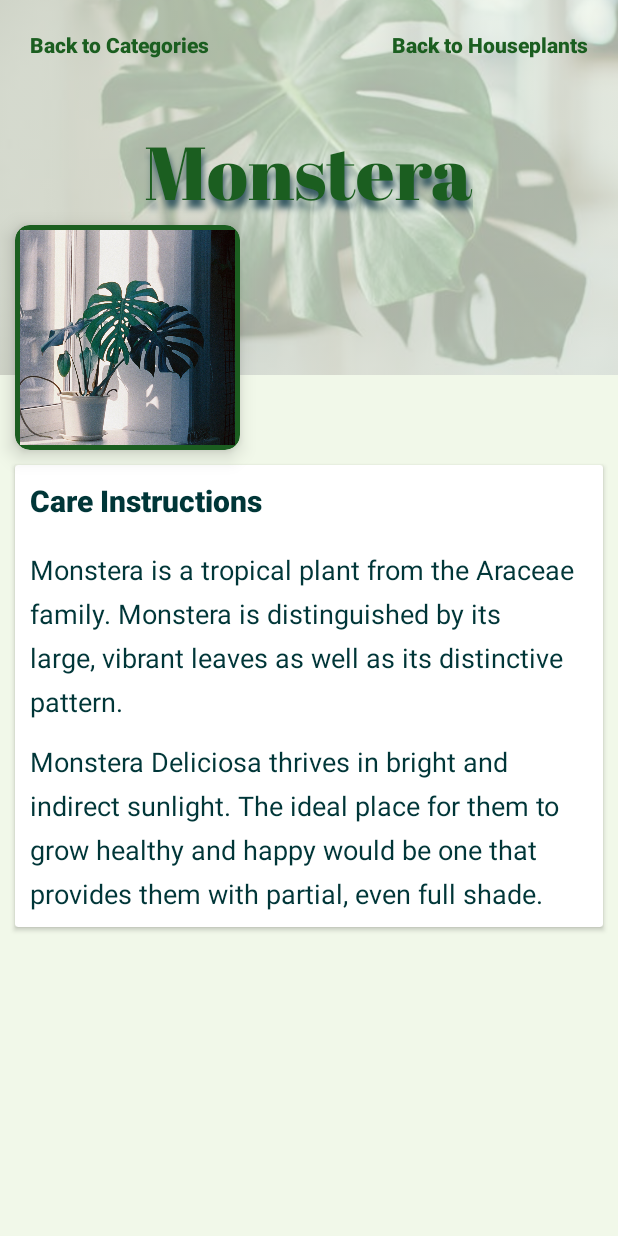
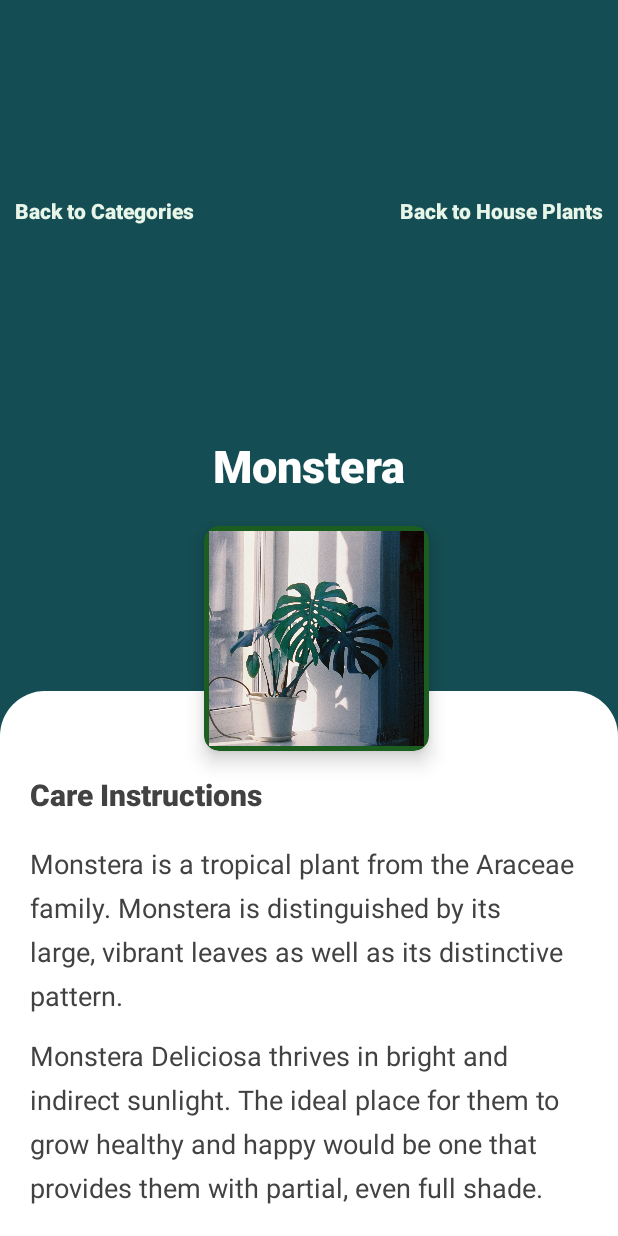
Before and after one commit to TatianaPas/Android-assignment, an Android app: the HousePlants screen opened directly, with no data from a screen before it, after a tap on "Monstera", on a phone screen of 412 x 824 dp. Run offline under Robolectric (Android 15) with nearby library versions, the phone set to English and light mode, and no system bars.

Commit message:
change house plants view

```diff
--- a/app/src/main/AndroidManifest.xml
+++ b/app/src/main/AndroidManifest.xml
@@ -9,6 +9,9 @@
         android:roundIcon="@mipmap/ic_launcher_round"
         android:supportsRtl="true"
         android:theme="@style/Theme.AssignmentProjectTatianaPasechnik">
+        <activity
+            android:name=".HousePlantDescription"
+            android:exported="false" />
         <activity
             android:name=".SuculentDescription"
             android:exported="false" />
--- /dev/null
+++ b/app/src/main/java/com/example/assignmentprojecttatianapasechnik/HousePlantDescription.java
@@ -0,0 +1,63 @@
+package com.example.assignmentprojecttatianapasechnik;
+
+import androidx.appcompat.app.AppCompatActivity;
+
+import android.content.Intent;
+import android.os.Bundle;
+import android.view.View;
+import android.widget.ImageView;
+import android.widget.TextView;
+
+public class HousePlantDescription extends AppCompatActivity {
+
+    TextView plantHeadign;
+    ImageView plantPhoto;
+    TextView description1;
+    TextView description2;
+
+
+    @Override
+    protected void onCreate(Bundle savedInstanceState) {
+        super.onCreate(savedInstanceState);
+        setContentView(R.layout.activity_house_plant_description);
+        Bundle bundle = getIntent().getExtras();
+        if(bundle!=null)
+        {
+
+            //Set data according to plant clicked
+            plantHeadign=findViewById(R.id.plant_heading);
+            plantHeadign.setText(getIntent().getStringExtra("PlantHeading"));
+
+            plantPhoto = findViewById(R.id.picture);
+            plantPhoto.setImageResource((bundle.getInt("PlantPhoto")));
+
+            description1= findViewById(R.id.firstDescription);
+            description1.setText(bundle.getString("description1"));
+
+            description2 = findViewById(R.id.secondDescription);
+            description2.setText(bundle.getString("description2"));
+
+            TextView mainPage = (TextView) findViewById(R.id.backToMain);
+            mainPage.setOnClickListener(backToMain);
+            TextView categoryPage = (TextView) findViewById(R.id.backToCategory);
+            categoryPage.setOnClickListener(backToCategory);
+        }
+
+    }
+
+
+    View.OnClickListener backToMain = new View.OnClickListener(){
+        public void onClick(View view) {
+            Intent mainPageView = new Intent(getBaseContext(),MainActivity.class);
+            startActivity(mainPageView);
+        }
+    };
+
+    View.OnClickListener backToCategory = new View.OnClickListener(){
+        public void onClick(View view) {
+            Intent housePlants = new Intent(getBaseContext(),HousePlants.class);
+            startActivity(housePlants);
+        }
+    };
+
+}
--- /dev/null
+++ b/app/src/main/res/layout/activity_house_plant_description.xml
@@ -0,0 +1,140 @@
+
+<ScrollView xmlns:android="http://schemas.android.com/apk/res/android"
+    xmlns:app="http://schemas.android.com/apk/res-auto"
+    xmlns:tools="http://schemas.android.com/tools"
+    android:layout_width="match_parent"
+    android:layout_height="match_parent"
+    android:background="@color/green"
+    android:fillViewport="true"
+    tools:context=".SuculentDescription">
+
+
+    <androidx.constraintlayout.widget.ConstraintLayout
+        android:layout_width="match_parent"
+        android:layout_height="wrap_content"
+        >
+
+        <TextView
+            android:id="@+id/backToMain"
+            android:layout_width="wrap_content"
+            android:layout_height="wrap_content"
+            android:layout_marginStart="10dp"
+            android:layout_marginTop="10dp"
+            android:layout_marginBottom="20dp"
+            android:fontFamily="sans-serif-black"
+            android:text="Back to Categories"
+            android:textColor="#E8F5E9"
+            app:layout_constraintBottom_toTopOf="@+id/plant_heading"
+            app:layout_constraintStart_toStartOf="parent"
+            app:layout_constraintTop_toTopOf="parent" />
+
+        <TextView
+
+            android:id="@+id/backToCategory"
+            android:layout_width="wrap_content"
+            android:layout_height="wrap_content"
+            android:layout_marginTop="10dp"
+            android:layout_marginEnd="10dp"
+            android:layout_marginBottom="20dp"
+            android:fontFamily="sans-serif-black"
+            android:text="Back to House Plants"
+            android:textColor="#E8F5E9"
+            app:layout_constraintBottom_toTopOf="@+id/plant_heading"
+            app:layout_constraintEnd_toEndOf="parent"
+            app:layout_constraintTop_toTopOf="parent" />
+
+
+        <TextView
+            android:id="@+id/plant_heading"
+            android:layout_width="wrap_content"
+            android:layout_height="wrap_content"
+            android:layout_marginBottom="20dp"
+            android:fontFamily="sans-serif-black"
+            android:text="Monstera"
+            android:textColor="@color/white"
+            android:textSize="30sp"
+            app:layout_constraintBottom_toTopOf="@+id/plant_image"
+            app:layout_constraintEnd_toEndOf="parent"
+            app:layout_constraintStart_toStartOf="parent" />
+
+
+        <LinearLayout
+            android:id="@+id/description_layout"
+            android:layout_width="wrap_content"
+            android:minHeight="360dp"
+            android:layout_height="wrap_content"
+            android:background="@drawable/description"
+            android:orientation="vertical"
+            android:padding="10dp"
+            app:layout_constraintBottom_toBottomOf="parent"
+            app:layout_constraintEnd_toEndOf="parent"
+            app:layout_constraintStart_toStartOf="parent">
+
+
+            <TextView
+                android:layout_width="match_parent"
+                android:layout_height="wrap_content"
+                android:layout_marginTop="35dp"
+                android:fontFamily="sans-serif-black"
+                android:padding="10dp"
+                android:text="Care Instructions"
+                android:textColor="#424242"
+                android:textSize="20sp" />
+
+            <TextView
+                android:id="@+id/firstDescription"
+                android:layout_width="match_parent"
+                android:layout_height="wrap_content"
+                android:layout_marginStart="10dp"
+                android:layout_marginTop="10dp"
+                android:layout_marginEnd="10dp"
+                android:layout_marginBottom="5dp"
+                android:inputType="textMultiLine"
+                android:lineSpacingExtra="8sp"
+                android:singleLine="false"
+                android:text="Black zebra cactus are native plants in southern Africa. Black zebra plant leaves tend to take a triangular shape."
+                android:textAlignment="viewStart"
+                android:textColor="#424242"
+                android:textSize="18sp" />
+
+            <TextView
+                android:id="@+id/secondDescription"
+                android:layout_width="match_parent"
+                android:layout_height="wrap_content"
+                android:layout_margin="10dp"
+                android:inputType="textMultiLine"
+                android:lineSpacingExtra="8sp"
+                android:text="Like other succulents, these plants need bright light and adequate moisture in the summer with relatively drier conditions in the winter. Avoid overwatering, but don’t let them dry out completely. Also, plan to fertilize in the spring and summer months when the plant is actively growing."
+                android:textColor="#424242"
+                android:textSize="18sp" />
+
+        </LinearLayout>
+
+
+        <androidx.cardview.widget.CardView
+            android:id="@+id/plant_image"
+            android:layout_width="150dp"
+            android:layout_height="150dp"
+            android:layout_gravity="center"
+            android:layout_marginLeft="10dp"
+            android:layout_marginTop="150dp"
+            app:cardCornerRadius="10dp"
+            app:cardBackgroundColor="#1B5E20"
+            app:cardElevation="8dp"
+            app:layout_constraintBottom_toTopOf="@+id/description_layout"
+            app:layout_constraintEnd_toEndOf="parent"
+            app:layout_constraintStart_toStartOf="parent"
+            android:layout_marginBottom="-40dp">
+
+            <ImageView
+                android:layout_margin="3dp"
+                android:id="@+id/picture"
+                android:layout_width="match_parent"
+                android:layout_height="match_parent"
+                android:scaleType="centerCrop"
+                android:src="@drawable/monsterra">
+            </ImageView>
+        </androidx.cardview.widget.CardView>
+
+    </androidx.constraintlayout.widget.ConstraintLayout>
+</ScrollView>
```
Also changed, not shown: app/src/main/java/com/example/assignmentprojecttatianapasechnik/HousePlants.java (+10 -20 lines), app/src/main/res/layout/activity_main.xml (+71 -46 lines).
